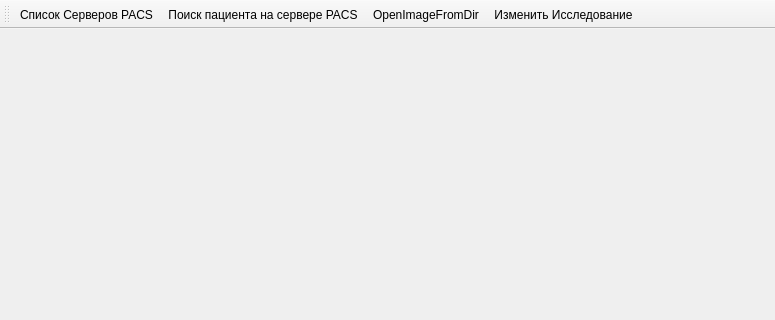
The window that mainwindow.ui (neodiz/dcmviewer) describes before a commit, drawn with Qt 5; both pictures show x 0 to 775 and y 0 to 320 of the 775 by 604 pixel window.
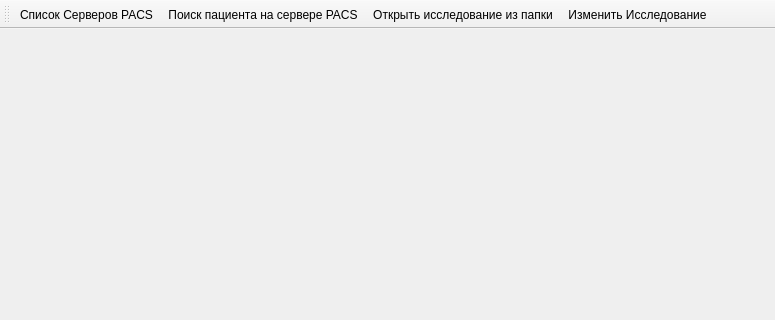
The same window after the commit. Icons and pictures are not drawn.

Commit message: Добавлены функции в класс mainwindow.ui

```diff
--- a/mainwindow.ui
+++ b/mainwindow.ui
@@ -64,7 +64,7 @@
      <normaloff>folder.png</normaloff>folder.png</iconset>
    </property>
    <property name="text">
-    <string>OpenImageFromDir</string>
+    <string>Открыть исследование из папки</string>
    </property>
   </action>
   <action name="actionEditPatientSettings">
```
The commit also changes 2 other files.
